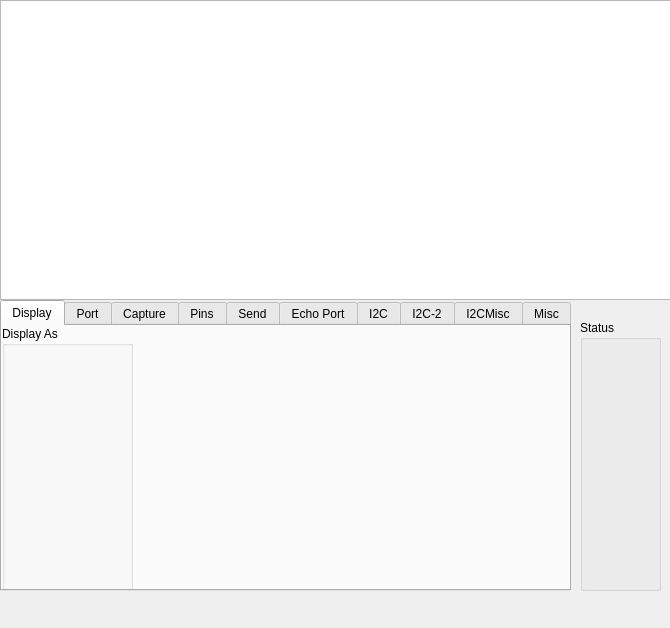
Above: SayCV_Go_VT.ui from AmBotha/SayCV_Go_VT before the change. Below: the same form after it.
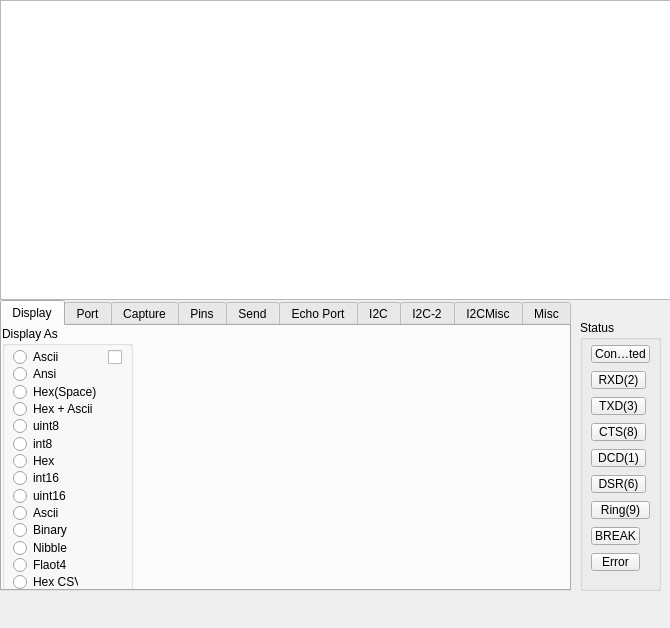
That is the form after the change. The open tabs and pages were chosen to show the change.

```diff
--- a/SayCV_Go_VT.ui
+++ b/SayCV_Go_VT.ui
@@ -51,106 +51,197 @@
      <property name="title">
       <string>Display As</string>
      </property>
-      <item row="0" column="0">
        <widget class="QRadioButton" name="AsciiRadioButton">
+      <property name="geometry">
+       <rect>
+        <x>11</x>
+        <y>23</y>
+        <width>53</width>
+        <height>16</height>
+       </rect>
+      </property>
         <property name="text">
          <string>Ascii</string>
         </property>
        </widget>
-      </item>
-      <item row="1" column="0">
        <widget class="QRadioButton" name="AnsiRadioButton">
+      <property name="geometry">
+       <rect>
+        <x>11</x>
+        <y>40</y>
+        <width>47</width>
+        <height>16</height>
+       </rect>
+      </property>
         <property name="text">
          <string>Ansi</string>
         </property>
        </widget>
-      </item>
-      <item row="2" column="0">
        <widget class="QRadioButton" name="radioButton_4">
+      <property name="geometry">
+       <rect>
+        <x>11</x>
+        <y>58</y>
+        <width>83</width>
+        <height>16</height>
+       </rect>
+      </property>
         <property name="text">
          <string>Hex(Space)</string>
         </property>
        </widget>
-      </item>
-      <item row="3" column="0">
        <widget class="QRadioButton" name="radioButton_3">
+      <property name="geometry">
+       <rect>
+        <x>11</x>
+        <y>75</y>
+        <width>89</width>
+        <height>16</height>
+       </rect>
+      </property>
         <property name="text">
          <string>Hex + Ascii</string>
         </property>
        </widget>
-      </item>
-      <item row="4" column="0">
        <widget class="QRadioButton" name="radioButton_6">
+      <property name="geometry">
+       <rect>
+        <x>11</x>
+        <y>92</y>
+        <width>53</width>
+        <height>16</height>
+       </rect>
+      </property>
         <property name="text">
          <string>uint8</string>
         </property>
        </widget>
-      </item>
-      <item row="5" column="0">
        <widget class="QRadioButton" name="radioButton_5">
+      <property name="geometry">
+       <rect>
+        <x>11</x>
+        <y>110</y>
+        <width>47</width>
+        <height>16</height>
+       </rect>
+      </property>
         <property name="text">
          <string>int8</string>
         </property>
        </widget>
-      </item>
-      <item row="6" column="0">
        <widget class="QRadioButton" name="radioButton_8">
+      <property name="geometry">
+       <rect>
+        <x>11</x>
+        <y>127</y>
+        <width>41</width>
+        <height>16</height>
+       </rect>
+      </property>
         <property name="text">
          <string>Hex</string>
         </property>
        </widget>
-      </item>
-      <item row="7" column="0">
        <widget class="QRadioButton" name="radioButton_7">
+      <property name="geometry">
+       <rect>
+        <x>11</x>
+        <y>144</y>
+        <width>53</width>
+        <height>16</height>
+       </rect>
+      </property>
         <property name="text">
          <string>int16</string>
         </property>
        </widget>
-      </item>
-      <item row="8" column="0">
        <widget class="QRadioButton" name="radioButton_9">
+      <property name="geometry">
+       <rect>
+        <x>11</x>
+        <y>162</y>
+        <width>59</width>
+        <height>16</height>
+       </rect>
+      </property>
         <property name="text">
          <string>uint16</string>
         </property>
        </widget>
-      </item>
-      <item row="9" column="0">
        <widget class="QRadioButton" name="AsciiXRadioButton">
+      <property name="geometry">
+       <rect>
+        <x>11</x>
+        <y>179</y>
+        <width>53</width>
+        <height>16</height>
+       </rect>
+      </property>
         <property name="text">
          <string>Ascii</string>
         </property>
        </widget>
-      </item>
-      <item row="10" column="0">
        <widget class="QRadioButton" name="radioButton_12">
+      <property name="geometry">
+       <rect>
+        <x>11</x>
+        <y>196</y>
+        <width>59</width>
+        <height>16</height>
+       </rect>
+      </property>
         <property name="text">
          <string>Binary</string>
         </property>
        </widget>
-      </item>
-      <item row="11" column="0">
        <widget class="QRadioButton" name="radioButton_14">
+      <property name="geometry">
+       <rect>
+        <x>11</x>
+        <y>214</y>
+        <width>59</width>
+        <height>16</height>
+       </rect>
+      </property>
         <property name="text">
          <string>Nibble</string>
         </property>
        </widget>
-      </item>
-      <item row="12" column="0">
        <widget class="QRadioButton" name="radioButton_13">
+      <property name="geometry">
+       <rect>
+        <x>11</x>
+        <y>231</y>
+        <width>59</width>
+        <height>16</height>
+       </rect>
+      </property>
         <property name="text">
          <string>Flaot4</string>
         </property>
        </widget>
-      </item>
-      <item row="13" column="0">
        <widget class="QRadioButton" name="radioButton_11">
+      <property name="geometry">
+       <rect>
+        <x>11</x>
+        <y>248</y>
+        <width>65</width>
+        <height>16</height>
+       </rect>
+      </property>
         <property name="text">
          <string>Hex CSV</string>
         </property>
        </widget>
-      </item>
-      <item row="0" column="1">
        <widget class="QCheckBox" name="displayAsCheckBox">
+      <property name="geometry">
+       <rect>
+        <x>106</x>
+        <y>23</y>
+        <width>16</width>
+        <height>16</height>
+       </rect>
+      </property>
         <property name="toolTip">
          <string>Clear Terminal When Display Changes</string>
         </property>
@@ -158,7 +249,6 @@
          <string/>
         </property>
        </widget>
-      </item>
     </widget>
    </widget>
    <widget class="QWidget" name="portTab">
@@ -620,69 +710,123 @@
    <property name="title">
     <string>Status</string>
    </property>
-    <item>
      <widget class="QToolButton" name="toolButton_2">
+    <property name="geometry">
+     <rect>
+      <x>11</x>
+      <y>25</y>
+      <width>59</width>
+      <height>18</height>
+     </rect>
+    </property>
       <property name="text">
        <string>Connected</string>
       </property>
      </widget>
-    </item>
-    <item>
      <widget class="QToolButton" name="toolButton_3">
+    <property name="geometry">
+     <rect>
+      <x>11</x>
+      <y>51</y>
+      <width>55</width>
+      <height>18</height>
+     </rect>
+    </property>
       <property name="text">
        <string>RXD(2)</string>
       </property>
      </widget>
-    </item>
-    <item>
      <widget class="QToolButton" name="toolButton_4">
+    <property name="geometry">
+     <rect>
+      <x>11</x>
+      <y>77</y>
+      <width>55</width>
+      <height>18</height>
+     </rect>
+    </property>
       <property name="text">
        <string>TXD(3)</string>
       </property>
      </widget>
-    </item>
-    <item>
      <widget class="QToolButton" name="toolButton_6">
+    <property name="geometry">
+     <rect>
+      <x>11</x>
+      <y>103</y>
+      <width>55</width>
+      <height>18</height>
+     </rect>
+    </property>
       <property name="text">
        <string>CTS(8)</string>
       </property>
      </widget>
-    </item>
-    <item>
      <widget class="QToolButton" name="toolButton_5">
+    <property name="geometry">
+     <rect>
+      <x>11</x>
+      <y>129</y>
+      <width>55</width>
+      <height>18</height>
+     </rect>
+    </property>
       <property name="text">
        <string>DCD(1)</string>
       </property>
      </widget>
-    </item>
-    <item>
      <widget class="QToolButton" name="toolButton_7">
+    <property name="geometry">
+     <rect>
+      <x>11</x>
+      <y>155</y>
+      <width>55</width>
+      <height>18</height>
+     </rect>
+    </property>
       <property name="text">
        <string>DSR(6)</string>
       </property>
      </widget>
-    </item>
-    <item>
      <widget class="QToolButton" name="toolButton_8">
+    <property name="geometry">
+     <rect>
+      <x>11</x>
+      <y>181</y>
+      <width>59</width>
+      <height>18</height>
+     </rect>
+    </property>
       <property name="text">
        <string>Ring(9)</string>
       </property>
      </widget>
-    </item>
-    <item>
      <widget class="QToolButton" name="toolButton_9">
+    <property name="geometry">
+     <rect>
+      <x>11</x>
+      <y>207</y>
+      <width>49</width>
+      <height>18</height>
+     </rect>
+    </property>
       <property name="text">
        <string>BREAK</string>
       </property>
      </widget>
-    </item>
-    <item>
      <widget class="QToolButton" name="toolButton_10">
+    <property name="geometry">
+     <rect>
+      <x>11</x>
+      <y>233</y>
+      <width>49</width>
+      <height>18</height>
+     </rect>
+    </property>
       <property name="text">
        <string>Error</string>
       </property>
      </widget>
-    </item>
   </widget>
   <zorder>tabWidget</zorder>
   <zorder>textEdit</zorder>
```
Left out of the diff: 62 changed lines with no effect on the pictures. Lines whose indentation alone changed are shown as unchanged.
